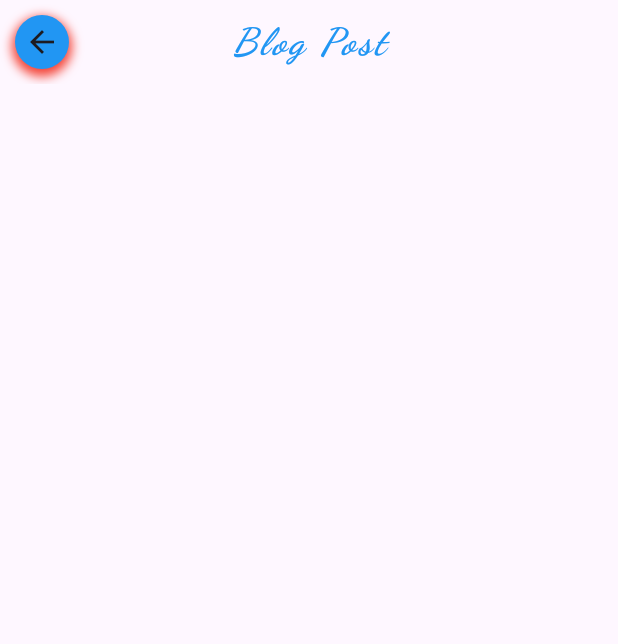
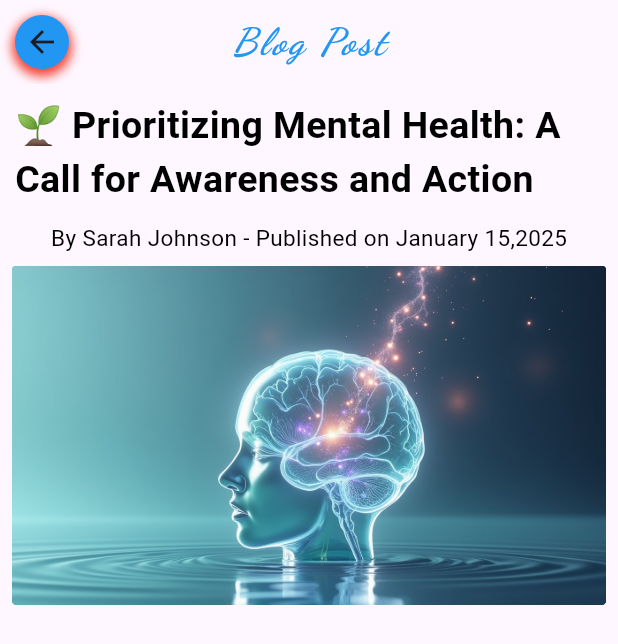
Before and after one commit to Yvonne-Wanja-1/appy, a Flutter app: the Readmorelatestnews screen opened by its route, on a phone screen of 412 x 824 dp. Shown: the top 644 px of the screen. Run offline on Flutter 3.47's test engine with Material 3 defaults, Android fonts, the phone set to English and light mode, and no system bars; our stand-ins replace animated_text_kit, curved_navigation_bar, font_awesome_flutter, google_fonts, image_cropper, image_picker and 2 more.

Commit message:
added some widgets

```diff
--- a/appy/lib/pages/pages/readmorelatestnews.dart
+++ b/appy/lib/pages/pages/readmorelatestnews.dart
@@ -56,6 +56,39 @@ body: SingleChildScrollView(
   physics: const BouncingScrollPhysics(),
 child: Column(
   children: [
+    Padding(
+      padding: const EdgeInsets.all(10.0),
+      child: Text('''🌱 Prioritizing Mental Health: A Call for Awareness and Action''',
+      style: TextStyle(
+        color: Colors.black,
+        fontSize: 25,
+        fontWeight: FontWeight.bold,
+
+
+
+      ),
+      ),
+    ),
+
+
+    Text('By Sarah Johnson - Published on January 15,2025',
+    style: TextStyle(
+      color: Colors.black,
+      fontSize: 15,
+      ),
+    ),
+
+
+    ClipRRect(
+      borderRadius: BorderRadius.circular(30),
+      child: Padding(
+        padding: const EdgeInsets.all(8.0),
+        child: ( Image.asset('images/blogsmental.jpg')),
+      ),
+    ),
+
+
+
 
     ],
 
```
Also changed, not shown: appy/images/blogsmental.jpg (added).
